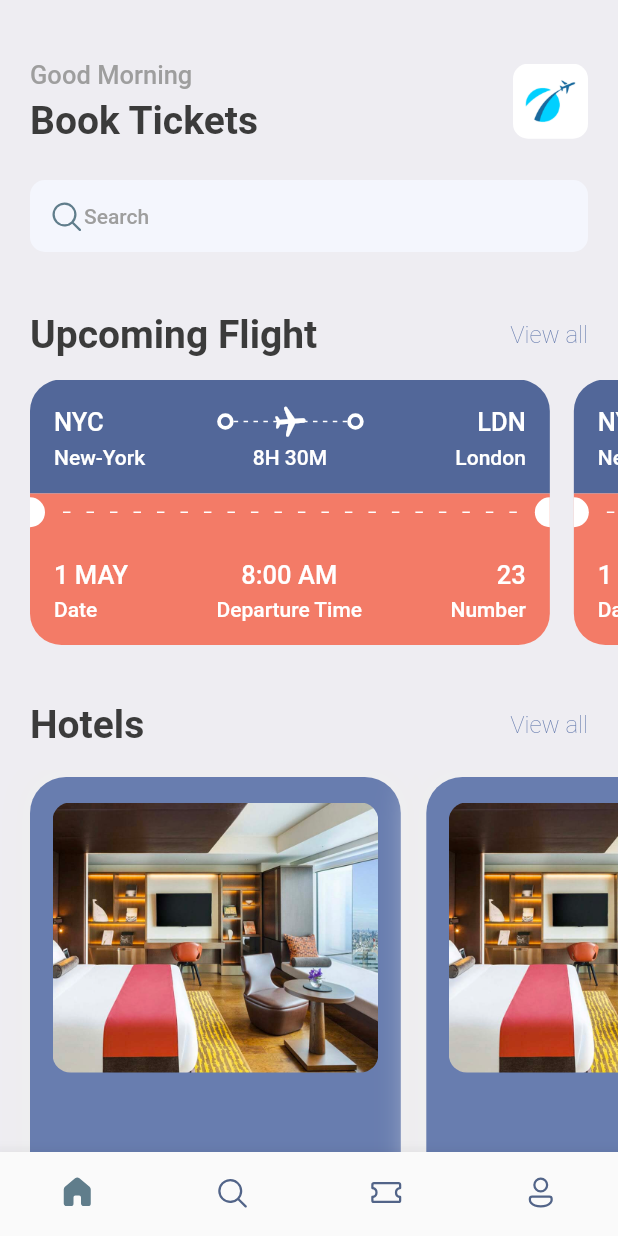
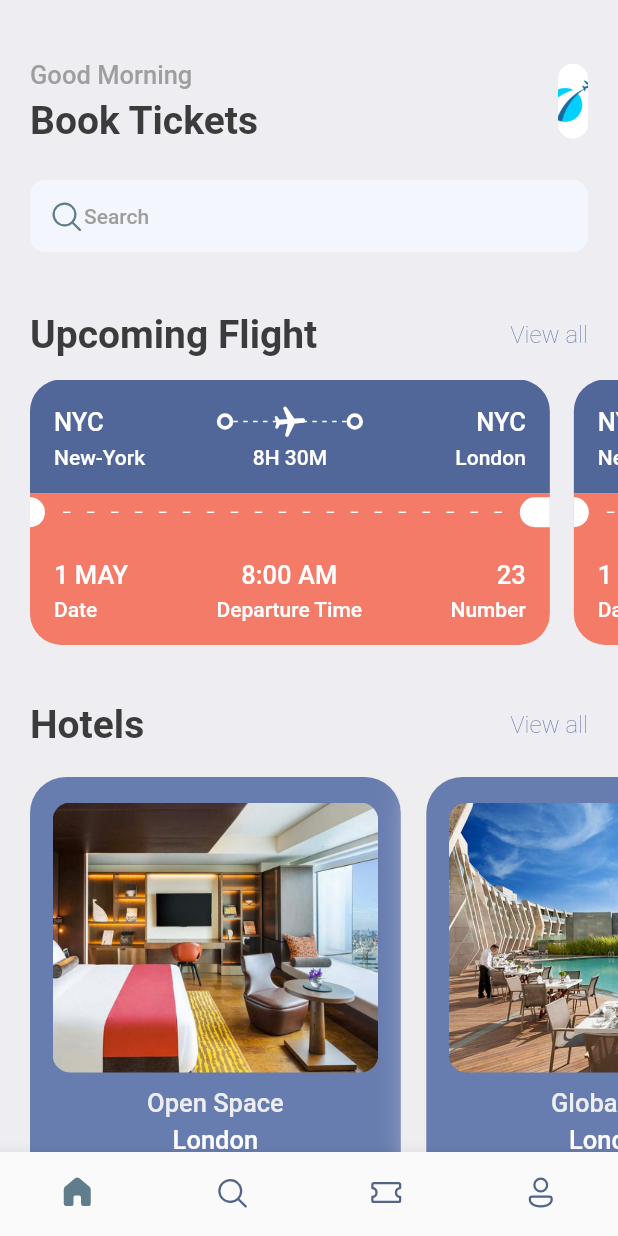
Before and after one commit to Aasimbhat/Ticket-Booking-App, a Flutter app: the screen it shows after launch, on a phone screen of 412 x 824 dp. Run offline on Flutter 3.47's test engine with Material 2 defaults, Android fonts, the phone set to English and light mode, and no system bars; our stand-ins replace fluentui_icons, get.

Commit message:
implemented getx

```diff
--- a/lib/screens/bottom_bar.dart
+++ b/lib/screens/bottom_bar.dart
@@ -1,3 +1,4 @@
+import 'package:booking_app/screens/search_screen.dart';
 import 'package:fluentui_icons/fluentui_icons.dart';
 import 'package:flutter/material.dart';
 import 'home_screen.dart';
@@ -11,7 +12,7 @@ class _BottomBarState extends State<BottomBar> {
   int _selectedIndex = 0;
   static final List<Widget> _widgetOptions = <Widget>[
     HomeScreen(),
-    const Text("search"),
+    SearchScreen(),
     const Text("ticket"),
     const Text("Person"),
   ];
--- a/lib/screens/home_screen.dart
+++ b/lib/screens/home_screen.dart
@@ -1,6 +1,8 @@
 
 import 'package:booking_app/screens/hotel_screen.dart';
 import 'package:booking_app/screens/ticket_view.dart';
+import 'package:booking_app/utils/app_info_list.dart';
+import 'package:booking_app/utils/app_layout.dart';
 import 'package:booking_app/utils/app_styles.dart';
 import 'package:fluentui_icons/fluentui_icons.dart';
 import 'package:flutter/material.dart';
@@ -18,7 +20,7 @@ class HomeScreen extends StatelessWidget {
             child: Column(
               children: [
                 SizedBox(
-                  height: 40,
+                  height: AppLayout.getHeight(40),
                 ),
                 Row(
                   mainAxisAlignment: MainAxisAlignment.spaceBetween,
@@ -37,8 +39,8 @@ class HomeScreen extends StatelessWidget {
                    ),
 
                     Container(
-                      height: 50,
-                      width: 50,
+                      height: AppLayout.getHeight(50),
+                      width: AppLayout.getWidth(20),
                       decoration: BoxDecoration(
                         borderRadius: BorderRadius.circular(10),
                         image: DecorationImage(
@@ -52,7 +54,7 @@ class HomeScreen extends StatelessWidget {
                   ],
                 ),
                 SizedBox(
-                  height: 25,
+                  height: AppLayout.getHeight(25),
                 ),
                 Container(
                   decoration: BoxDecoration(
@@ -68,7 +70,7 @@ class HomeScreen extends StatelessWidget {
                   ),
                 ),
                 SizedBox(
-                  height:40 ,
+                  height:AppLayout.getHeight(40) ,
                 ),
                 Row(
                   mainAxisAlignment: MainAxisAlignment.spaceBetween,
@@ -85,21 +87,16 @@ class HomeScreen extends StatelessWidget {
               ],
             ),
           ) ,
-         SizedBox(height: 15,),
+         SizedBox(height:AppLayout.getHeight(15),),
          SingleChildScrollView(
           scrollDirection: Axis.horizontal,
           padding: const EdgeInsets.only(left: 20),
           child: Row(
-            children: [
-              TicketView(),
-              TicketView(),
-
-
-            ],
+            children:ticketList.map((singleTicket) => TicketView(ticket:singleTicket)).toList(),
           ),
          ),
        SizedBox(
-        height: 15,
+        height: AppLayout.getHeight(15),
        ),
         Container(
           padding: const EdgeInsets.symmetric(horizontal: 20),
@@ -117,20 +114,15 @@ class HomeScreen extends StatelessWidget {
                   ),
         ),
         SizedBox(
-          height: 15,
+          height: AppLayout.getHeight(15),
         ),
         SingleChildScrollView(
           scrollDirection: Axis.horizontal,
           padding: const EdgeInsets.only(left: 20),
           child: Row(
-            children: [
-              HotelScreen(),
-              HotelScreen(),
-               HotelScreen(),
-              HotelScreen(),
+            children: hotelList.map((singleHotel) => HotelScreen(hotel: singleHotel)).toList()
 
 
-            ],
           ),
          ),
         ],
--- a/lib/screens/hotel_screen.dart
+++ b/lib/screens/hotel_screen.dart
@@ -3,13 +3,16 @@ import 'package:booking_app/utils/app_styles.dart';
 import 'package:flutter/material.dart';
 
 class HotelScreen extends StatelessWidget {
+  final Map<String,dynamic> hotel;
+
+  const HotelScreen({Key? key, required this.hotel}) : super(key: key);
 
   @override
   Widget build(BuildContext context) {
     final size=AppLayout.getSize(context);
     return Container(
       width: size.width*0.6,
-      height: 350,
+      height: AppLayout.getHeight(350),
       padding: const EdgeInsets.symmetric(horizontal: 15,vertical: 17),
        margin: const EdgeInsets.only(right: 17,top: 5),
       decoration: BoxDecoration(
@@ -26,17 +29,41 @@ class HotelScreen extends StatelessWidget {
       child: Column(
         children: [
           Container(
-            height: 180,
+            height: AppLayout.getHeight(180),
             decoration: BoxDecoration(
               borderRadius: BorderRadius.circular(12),
               color: Styles.primaryColor,
               image: DecorationImage(
                 fit: BoxFit.cover,
                 image: AssetImage(
-                "assets/images/one.png"
+                "assets/images/${hotel['image']}"
               ))
             ),
-          )
+          ),
+          SizedBox(
+            height: AppLayout.getHeight(10),
+          ),
+          Text(
+            hotel['place'],
+            style: Styles.headlineStyle3.copyWith(color:Styles.bgColor),
+          ),
+          SizedBox(
+            height: AppLayout.getHeight(5),
+          ),
+            Text(
+            hotel['destination'],
+
+            style: Styles.headlineStyle3.copyWith(color:Colors.white),
+          ),
+          SizedBox(
+            height: AppLayout.getHeight(8),
+          ),
+            Text(
+            '\$${
+            hotel['price']}/night',
+            style: Styles.headlineStyle.copyWith(color:Colors.white),
+          ),
+
         ],
       ),
     );
--- a/lib/screens/ticket_view.dart
+++ b/lib/screens/ticket_view.dart
@@ -1,11 +1,19 @@
 
 import 'package:booking_app/screens/thick_container.dart';
+import 'package:booking_app/utils/app_info_list.dart';
 import 'package:booking_app/utils/app_layout.dart';
 import 'package:booking_app/utils/app_styles.dart';
 import 'package:flutter/material.dart';
 
 class TicketView extends StatefulWidget {
+
+  //  final Map<String,dynamic>ticket;
+
+  // const TicketView({Key? key,required this.ticket}) : super(key: key);
   @override
+  final Map<String,dynamic>ticket;
+
+  const TicketView({Key? key,required this.ticket}) : super(key: key);
   State<TicketView> createState() => _TicketViewState();
 }
 
@@ -16,18 +24,18 @@ class _TicketViewState extends State<TicketView> {
 
     return SizedBox(
       width: size.width*0.88,
-      height: 200,
+      height: AppLayout.getHeight(200),
       child: Container(
-        margin: const EdgeInsets.only(right: 16),
+        margin:  EdgeInsets.only(right: AppLayout.getHeight(16)),
         child: Column(
           children: [
             Container(
               decoration: BoxDecoration(
                   color: const Color(0xff526799),
                   borderRadius: BorderRadius.only(
-                      topLeft: Radius.circular(21),
-                      topRight: Radius.circular(21))),
-              padding: const EdgeInsets.all(16),
+                      topLeft: Radius.circular(AppLayout.getHeight(21)),
+                      topRight: Radius.circular(AppLayout.getHeight(21)))),
+              padding:  EdgeInsets.all(AppLayout.getHeight(16)),
               child: Column(
                 children: [
                   Row(
@@ -41,7 +49,7 @@ class _TicketViewState extends State<TicketView> {
                           child: Stack(
                         children: [
                           SizedBox(
-                            height: 24,
+                            height: AppLayout.getHeight(24),
                             child: LayoutBuilder(
                               builder: (BuildContext context,
                                   BoxConstraints constraints) {
@@ -76,7 +84,7 @@ class _TicketViewState extends State<TicketView> {
                       ThickContainer(),
                       Expanded(child: Container()),
 
-                      Text("LDN",
+                      Text("NYC",
                           style: Styles.headlineStyle3
                               .copyWith(color: Colors.white))
                     ],
@@ -88,7 +96,7 @@ class _TicketViewState extends State<TicketView> {
                   mainAxisAlignment: MainAxisAlignment.spaceBetween,
                   children: [
                     SizedBox(
-                      width:100,
+                      width:AppLayout.getWidth(100),
                       child: Text("New-York",style: Styles.headlineStyle4.copyWith(color:Colors.white,
                       ),
                     ),
@@ -96,7 +104,7 @@ class _TicketViewState extends State<TicketView> {
                     ),
                     Text("8H 30M", style: Styles.headlineStyle4.copyWith(color: Colors.white),),
                         SizedBox(
-                      width:100,
+                      width:AppLayout.getWidth(100),
                       child: Text("London",textAlign: TextAlign.end, style: Styles.headlineStyle4.copyWith(color:Colors.white,
                       ),
                     ),
@@ -111,14 +119,14 @@ class _TicketViewState extends State<TicketView> {
             color:Styles.orangeColor ,
            child: Row(
             children: [
-            const  SizedBox(
-                height: 20,
-                width: 10,
+              SizedBox(
+                height: AppLayout.getHeight(20),
+                width: AppLayout.getWidth(10),
                 child: DecoratedBox(decoration: BoxDecoration(
                   color: Colors.white,
                   borderRadius: BorderRadius.only(
-                    topRight: Radius.circular(10),
-                    bottomRight: Radius.circular(10)
+                    topRight: Radius.circular(AppLayout.getHeight(10)),
+                    bottomRight: Radius.circular(AppLayout.getHeight(10))
                   )
                 ),),
               ),
@@ -148,14 +156,14 @@ class _TicketViewState extends State<TicketView> {
                 )
 
                   ),
-               const SizedBox(
-                height: 20,
-                width: 10,
+                SizedBox(
+                height: AppLayout.getHeight(20),
+                width: AppLayout.getWidth(20),
                 child: DecoratedBox(decoration: BoxDecoration(
                   color: Colors.white,
                   borderRadius: BorderRadius.only(
-                    topLeft: Radius.circular(10),
-                    bottomLeft: Radius.circular(10)
+                    topLeft: Radius.circular(AppLayout.getHeight(10)),
+                    bottomLeft: Radius.circular(AppLayout.getHeight(10))
                   )
                 ),),
               ),
@@ -166,8 +174,8 @@ class _TicketViewState extends State<TicketView> {
               decoration: BoxDecoration(
                   color:Styles.orangeColor ,
                   borderRadius: BorderRadius.only(
-                      bottomLeft: Radius.circular(21),
-                      bottomRight: Radius.circular(21))),
+                      bottomLeft: Radius.circular(AppLayout.getHeight(21)),
+                      bottomRight: Radius.circular(AppLayout.getHeight(21)))),
               padding: const EdgeInsets.only(left: 16,top: 19,right: 16,bottom: 16),
             child: Column(
               children: [
@@ -181,7 +189,7 @@ class _TicketViewState extends State<TicketView> {
                         style: Styles.headlineStyle3.copyWith(color: Colors.white),
                         ),
                         SizedBox(
-                          height: 5,
+                          height: AppLayout.getHeight(5),
                         ),
                         Text("Date",
                         style: Styles.headlineStyle4.copyWith(color: Colors.white),)
@@ -193,7 +201,7 @@ class _TicketViewState extends State<TicketView> {
                         Text("8:00 AM",
                         style: Styles.headlineStyle3.copyWith(color: Colors.white),),
                          SizedBox(
-                          height: 5,
+                          height: AppLayout.getHeight(5),
                         ),
                         Text("Departure Time",
                         style: Styles.headlineStyle4.copyWith(color: Colors.white),)
@@ -205,7 +213,7 @@ class _TicketViewState extends State<TicketView> {
                         Text("23",
                         style: Styles.headlineStyle3.copyWith(color: Colors.white),),
                          SizedBox(
-                          height: 5,
+                          height: AppLayout.getHeight(5),
                         ),
                         Text("Number",
                         style: Styles.headlineStyle4.copyWith(color: Colors.white),)
--- /dev/null
+++ b/lib/utils/app_info_list.dart
@@ -0,0 +1,51 @@
+List<Map<String, dynamic>> hotelList = [
+  {
+    'image': 'one.png',
+    'place': 'Open Space',
+    'destination': 'London',
+    'price': 25
+  },
+  {
+    'image': 'two.png',
+    'place': 'Global Will',
+    'destination': 'London',
+    'price': 40
+  },
+  {
+    'image': 'three.png',
+    'place': 'Tallest Building',
+    'destination': 'Dubai',
+    'price': 68
+  },
+];
+
+List<Map<String, dynamic>> ticketList = [
+  {
+    'from': {
+      'code':"NYC",
+      'name':"New-York"
+    },
+    'to': {
+      'code':"LDN",
+      'name':"London"
+    },
+    'flying_time': '8H 30M',
+    'date': "1 MAY",
+    'departure_time':"08:00 AM",
+    "number":23
+  },
+  {
+    'from': {
+      'code':"DK",
+      'name':"Dhaka"
+    },
+    'to': {
+      'code':"SH",
+      'name':"Shanghai"
+    },
+    'flying_time': '4H 20M',
+    'date': "10 MAY",
+    'departure_time':"09:00 AM",
+    "number":45
+  },
+];
--- a/lib/utils/app_layout.dart
+++ b/lib/utils/app_layout.dart
@@ -1,8 +1,23 @@
 
 import 'package:flutter/cupertino.dart';
+import 'package:get/get.dart';
 
 class AppLayout{
   static getSize(BuildContext context){
     return MediaQuery.of(context).size;
   }
+  static getScreenHeight(){
+    return Get.height;
+  }
+  static getScreenWidth(){
+    return Get.width;
+  }
+  static getHeight(double pixels){
+    double x =getScreenHeight()/pixels;
+    return getScreenHeight()/x;
+  }
+  static getWidth(double pixels){
+    double x =getScreenWidth()/pixels;
+    return getScreenWidth()/x;
+  }
 }
--- a/lib/utils/app_styles.dart
+++ b/lib/utils/app_styles.dart
@@ -7,6 +7,7 @@ class Styles {
   static Color textColor = const Color(0xff3b3b3b);
   static Color bgColor = const Color(0xffeeedf2);
   static Color orangeColor = const Color(0xfff37b67);
+  static Color KakiColor = const Color(0xffd2bdb6);
   static TextStyle textStyle =
       TextStyle(fontSize: 16, color: textColor, fontWeight: FontWeight.w200);
   static TextStyle headlineStyle =
--- a/pubspec.yaml
+++ b/pubspec.yaml
@@ -35,6 +35,7 @@ dependencies:
   # Use with the CupertinoIcons class for iOS style icons.
   cupertino_icons: ^1.0.2
   fluentui_icons: ^1.0.0
+  get:
 
 dev_dependencies:
   flutter_test:
```
Also changed, not shown: lib/screens/icon_text_widget.dart (added, +31 -0 lines), lib/screens/search_screen.dart (added, +107 -0 lines), pubspec.lock.
